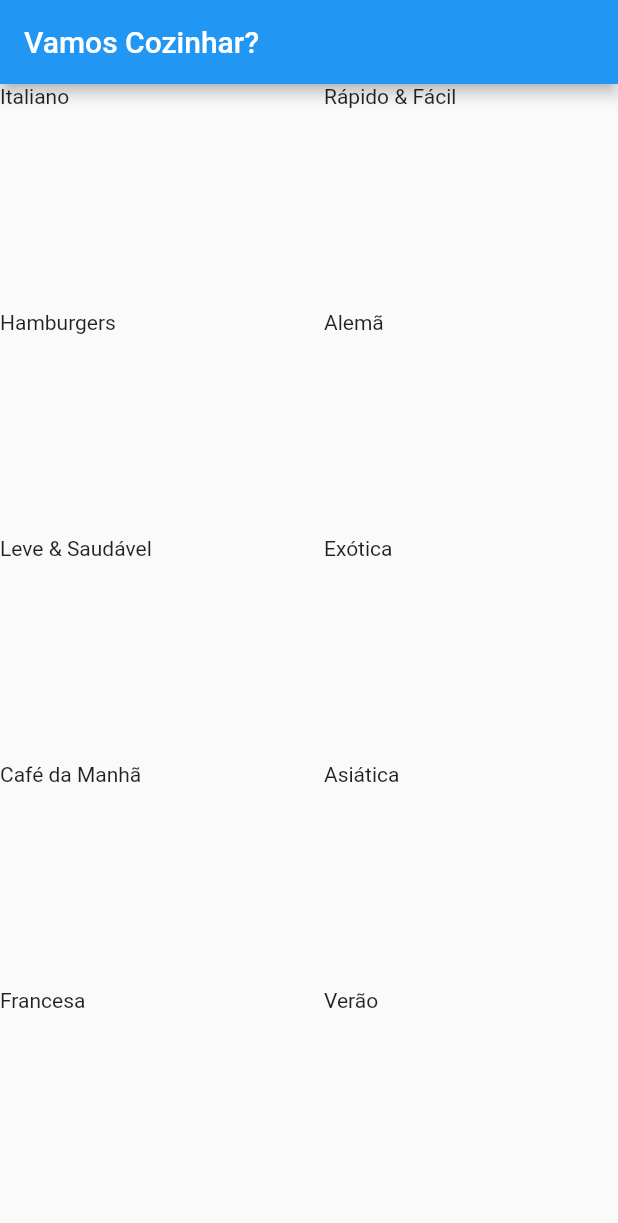
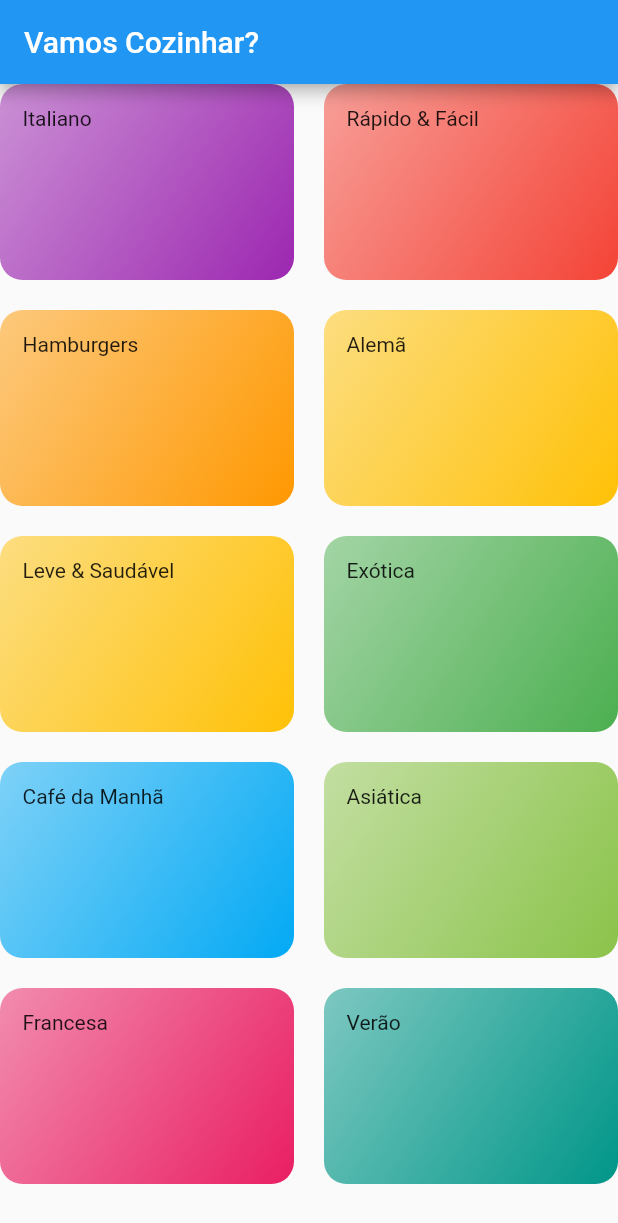
Before and after one commit to AfonsoMachado/meals_app, a Flutter app: the screen it shows after launch, on a phone screen of 412 x 824 dp. Shown: the top 1223 px of the screen. Run offline on Flutter 3.47's test engine with Material 2 defaults, Android fonts, the phone set to English and light mode, and no system bars.

Commit message:
feat: styling category items

```diff
--- a/lib/components/category_item.dart
+++ b/lib/components/category_item.dart
@@ -9,6 +9,17 @@ class CategoryItem extends StatelessWidget {
   @override
   Widget build(BuildContext context) {
     return Container(
+      padding: const EdgeInsets.all(15),
+      decoration: BoxDecoration(
+          borderRadius: BorderRadius.circular(15),
+          gradient: LinearGradient(
+            colors: [
+              category.color.withOpacity(0.5),
+              category.color,
+            ],
+            begin: Alignment.topLeft,
+            end: Alignment.bottomRight,
+          )),
       child: Text(category.title),
     );
   }
```
